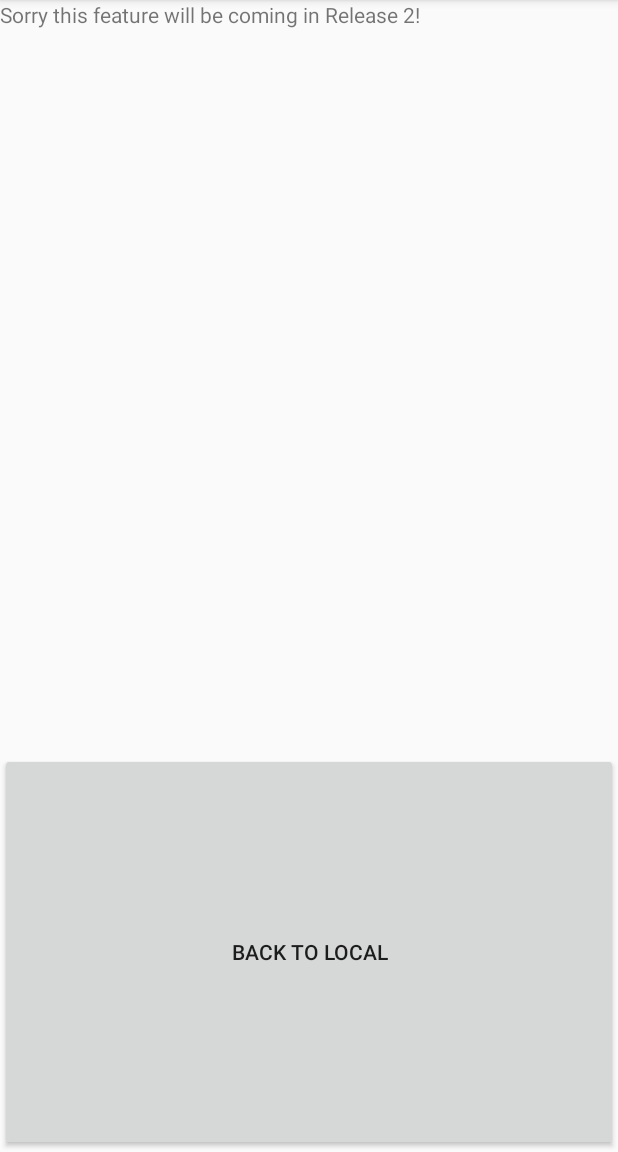
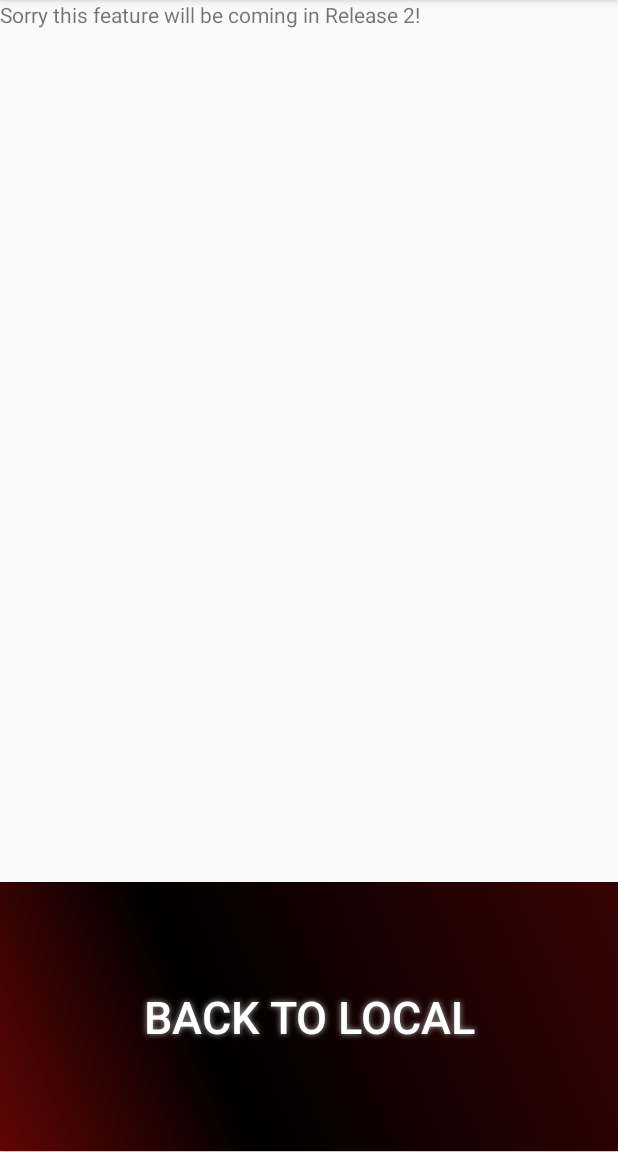
Before and after one commit to glynnja/TheHunt, an Android app: the preSaved screen opened directly, with no data from a screen before it, on a phone screen of 412 x 824 dp, the part 84-1236 px from its top. Run offline under Robolectric (Android 15) with nearby library versions, the phone set to English and light mode, and no system bars.

Commit message:
done with release 1

```diff
--- a/app/src/main/res/layout/pre_saved.xml
+++ b/app/src/main/res/layout/pre_saved.xml
@@ -13,8 +13,15 @@
 
     <Button
         android:text="Back To Local"
+        android:textColor="#FFFFFF"
+        android:textSize="30sp"
+        android:layout_weight="0.21"
+        android:background="@drawable/buttonshape4"
+        android:shadowColor="#A8A8A8"
+        android:shadowDx="0"
+        android:shadowDy="0"
+        android:shadowRadius="5"
         android:layout_width="match_parent"
         android:layout_height="wrap_content"
-        android:id="@+id/back"
-        android:layout_weight="0.45" />
+        android:id="@+id/back" />
 </LinearLayout>
```
